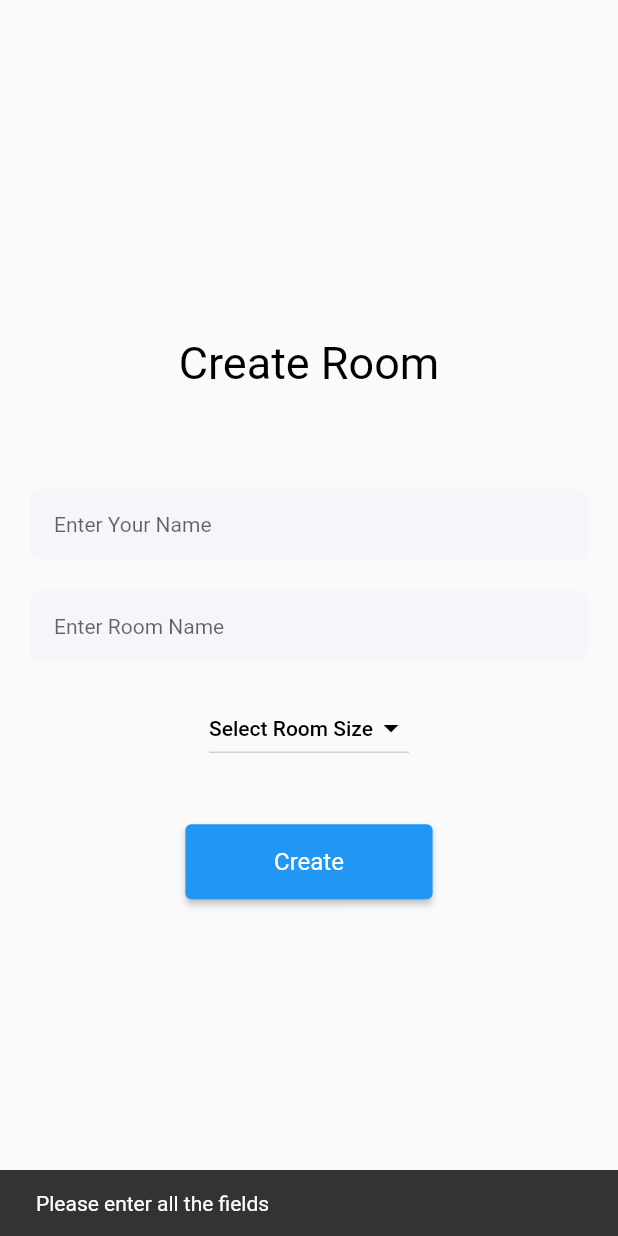
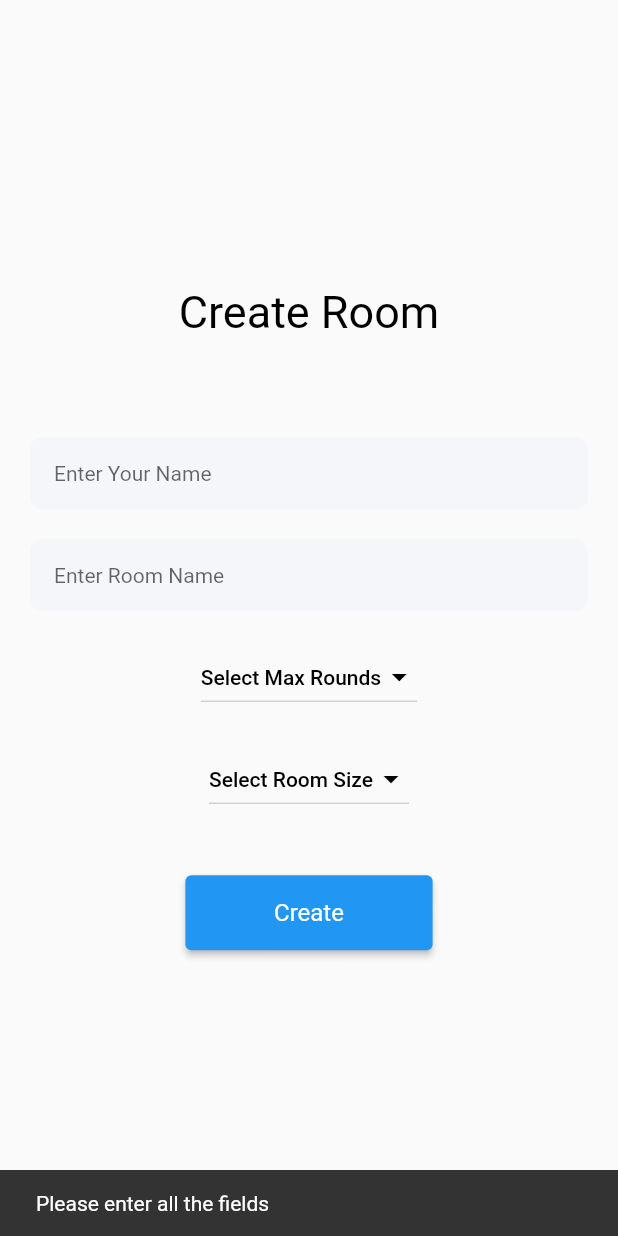
Before and after one commit to RivaanRanawat/cuadro, a Flutter app: the CreateRoomScreen screen opened directly, after a tap on "Create", on a phone screen of 412 x 824 dp. Run offline on Flutter 3.47's test engine with Material 2 defaults, Android fonts, the phone set to English and light mode, and no system bars; our stand-ins replace flutter_colorpicker, socket_io_client.

Commit message:
adding rounds to the game

```diff
--- a/lib/screens/create_room_screen.dart
+++ b/lib/screens/create_room_screen.dart
@@ -10,6 +10,7 @@ class _CreateRoomScreenState extends State<CreateRoomScreen> {
   final TextEditingController roomController = TextEditingController();
   final TextEditingController nameController = TextEditingController();
   String _chosenValue;
+  String _maxRoundsValue;
 
   @override
   Widget build(BuildContext context) {
@@ -74,6 +75,36 @@ class _CreateRoomScreenState extends State<CreateRoomScreen> {
           SizedBox(height: 20),
           DropdownButton<String>(
             focusColor: Color(0xffF5F6FA),
+            value: _maxRoundsValue,
+            //elevation: 5,
+            style: TextStyle(color: Colors.white),
+            iconEnabledColor: Colors.black,
+            items: <String>["2", "5", "10", "15"]
+                .map<DropdownMenuItem<String>>(
+                    (String value) => DropdownMenuItem<String>(
+                          value: value,
+                          child: new Text(
+                            value,
+                            style: TextStyle(color: Colors.black),
+                          ),
+                        ))
+                .toList(),
+            hint: Text(
+              "Select Max Rounds",
+              style: TextStyle(
+                  color: Colors.black,
+                  fontSize: 14,
+                  fontWeight: FontWeight.w500),
+            ),
+            onChanged: (String value) {
+              setState(() {
+                _maxRoundsValue = value;
+              });
+            },
+          ),
+          SizedBox(height: 20),
+          DropdownButton<String>(
+            focusColor: Color(0xffF5F6FA),
             value: _chosenValue,
             //elevation: 5,
             style: TextStyle(color: Colors.white),
@@ -106,15 +137,20 @@ class _CreateRoomScreenState extends State<CreateRoomScreen> {
             onPressed: () {
               if (nameController.text.isNotEmpty &&
                   roomController.text.isNotEmpty &&
-                  _chosenValue != null) {
+                  _chosenValue != null &&
+                  _maxRoundsValue != null) {
                 Map data = {
                   "nickname": nameController.text,
                   "name": roomController.text,
-                  "occupancy": _chosenValue
+                  "occupancy": _chosenValue,
+                  "maxRounds": _maxRoundsValue
                 };
 
                 Navigator.of(context).push(MaterialPageRoute(
-                    builder: (context) => PaintScreen(data: data, screenFrom: "createRoom",)));
+                    builder: (context) => PaintScreen(
+                          data: data,
+                          screenFrom: "createRoom",
+                        )));
               } else {
                 ScaffoldMessenger.of(context).showSnackBar(
                   SnackBar(
--- a/lib/screens/paint_screen.dart
+++ b/lib/screens/paint_screen.dart
@@ -188,6 +188,10 @@ class _PaintScreenState extends State<PaintScreen> {
                 title: Center(child: Text("Word was $oldeWord")),
               );
             });
+      });
+
+      socket.on("show-leaderboard", (roomData) {
+        print(roomData);
       });
 
       socket.on("msg", (messageData) {
```
Also changed, not shown: 2 other files.
